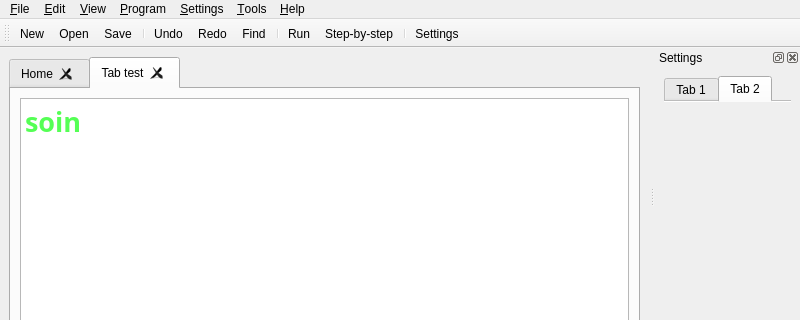
Before: the Qt Designer form src/ui_mainwindow.ui in TuringApp/Turing, drawn with Qt 5; both pictures show x 0 to 800 and y 0 to 320 of the 800 by 600 pixel window.
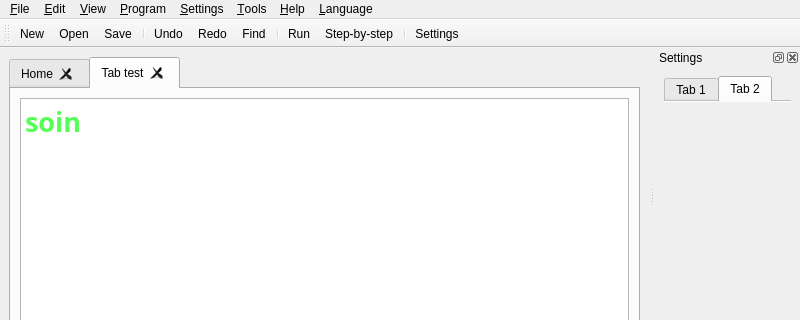
After: the same form once the commit is applied. Icons and pictures are not drawn.

Commit message: yay language works

The edit to the form file:
```diff
--- a/src/ui_mainwindow.ui
+++ b/src/ui_mainwindow.ui
@@ -175,6 +175,13 @@
     </property>
     <addaction name="actionCalculator"/>
    </widget>
+   <widget class="QMenu" name="menuLanguage">
+    <property name="title">
+     <string>&amp;Language</string>
+    </property>
+    <addaction name="actionEnglish"/>
+    <addaction name="actionFrench"/>
+   </widget>
    <addaction name="menuFile"/>
    <addaction name="menuEdit"/>
    <addaction name="menuView"/>
@@ -182,6 +189,7 @@
    <addaction name="menuSettings"/>
    <addaction name="menuTools"/>
    <addaction name="menuHelp"/>
+   <addaction name="menuLanguage"/>
   </widget>
   <widget class="QStatusBar" name="statusbar"/>
   <widget class="QToolBar" name="toolBar">
```
Left out of the diff: 38 changed lines with no effect on the pictures. The commit also changes 17 other files.
